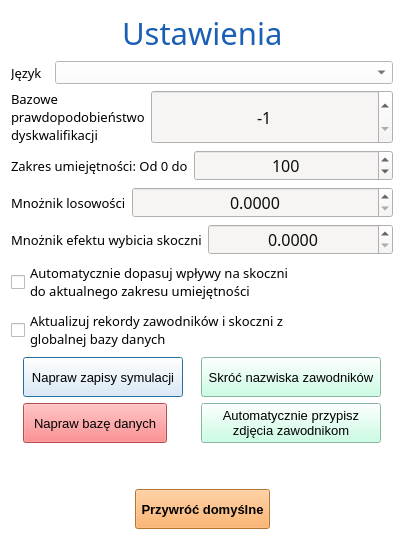
SiekamCebule/sj-sim, file source/UI/AppSettings/AppSettingsWindow.ui: the form before one commit.
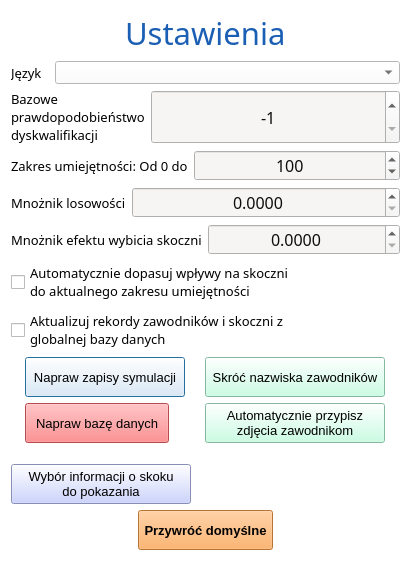
The form after the commit.

```diff
--- a/source/UI/AppSettings/AppSettingsWindow.ui
+++ b/source/UI/AppSettings/AppSettingsWindow.ui
@@ -6,8 +6,8 @@
    <rect>
     <x>0</x>
     <y>0</y>
-    <width>404</width>
-    <height>540</height>
+    <width>411</width>
+    <height>561</height>
    </rect>
   </property>
   <property name="windowTitle">
@@ -495,6 +495,37 @@
      </property>
     </spacer>
    </item>
+   <item>
+    <widget class="QPushButton" name="pushButton_jumpInfoChoice">
+     <property name="minimumSize">
+      <size>
+       <width>180</width>
+       <height>40</height>
+      </size>
+     </property>
+     <property name="maximumSize">
+      <size>
+       <width>180</width>
+       <height>40</height>
+      </size>
+     </property>
+     <property name="font">
+      <font>
+       <pointsize>10</pointsize>
+      </font>
+     </property>
+     <property name="styleSheet">
+      <string notr="true">QPushButton{
+	background-color:rgb(190, 199, 255);
+	color: rgb(0, 0, 0);
+}</string>
+     </property>
+     <property name="text">
+      <string>Wybór informacji o skoku
+do pokazania</string>
+     </property>
+    </widget>
+   </item>
    <item>
     <spacer name="verticalSpacer_3">
      <property name="orientation">
```
